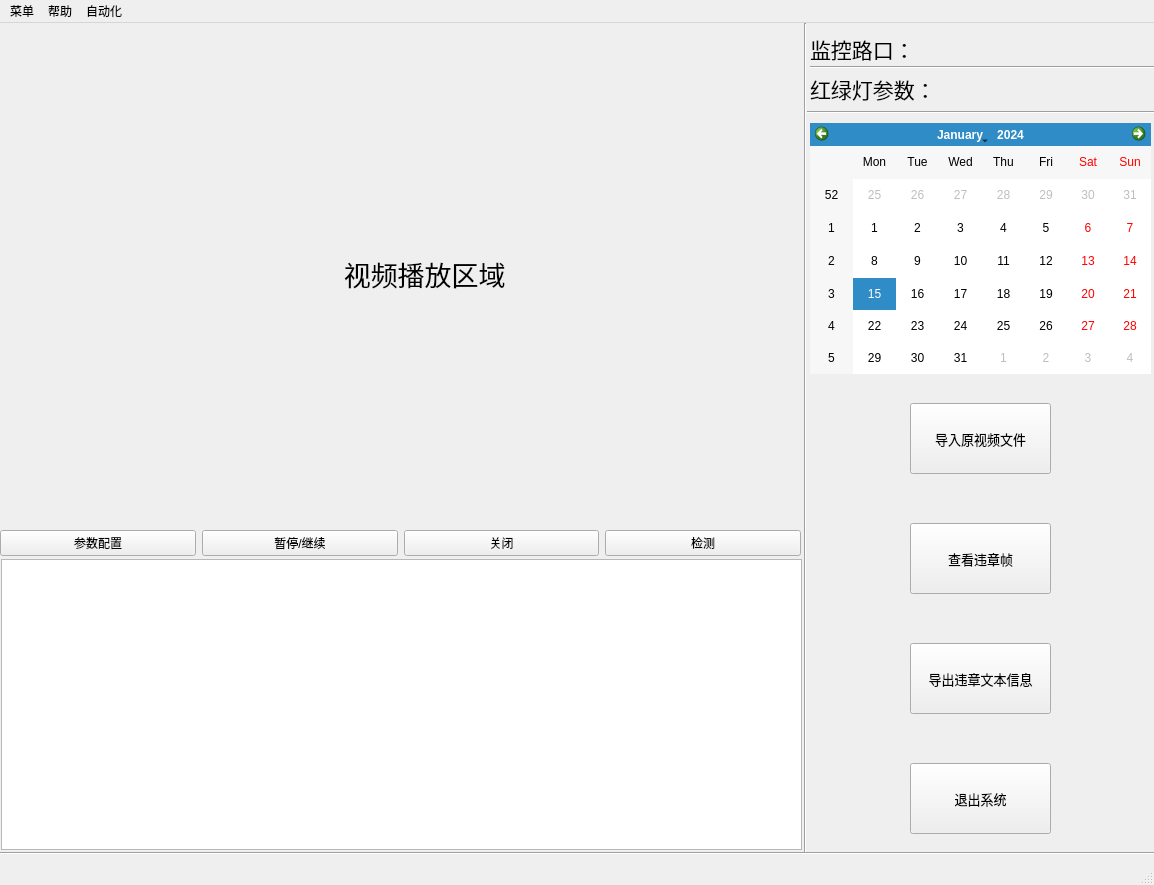
Before: the Qt Designer form gui/Main.ui in 31029/TrafficDetect, drawn with Qt 5.
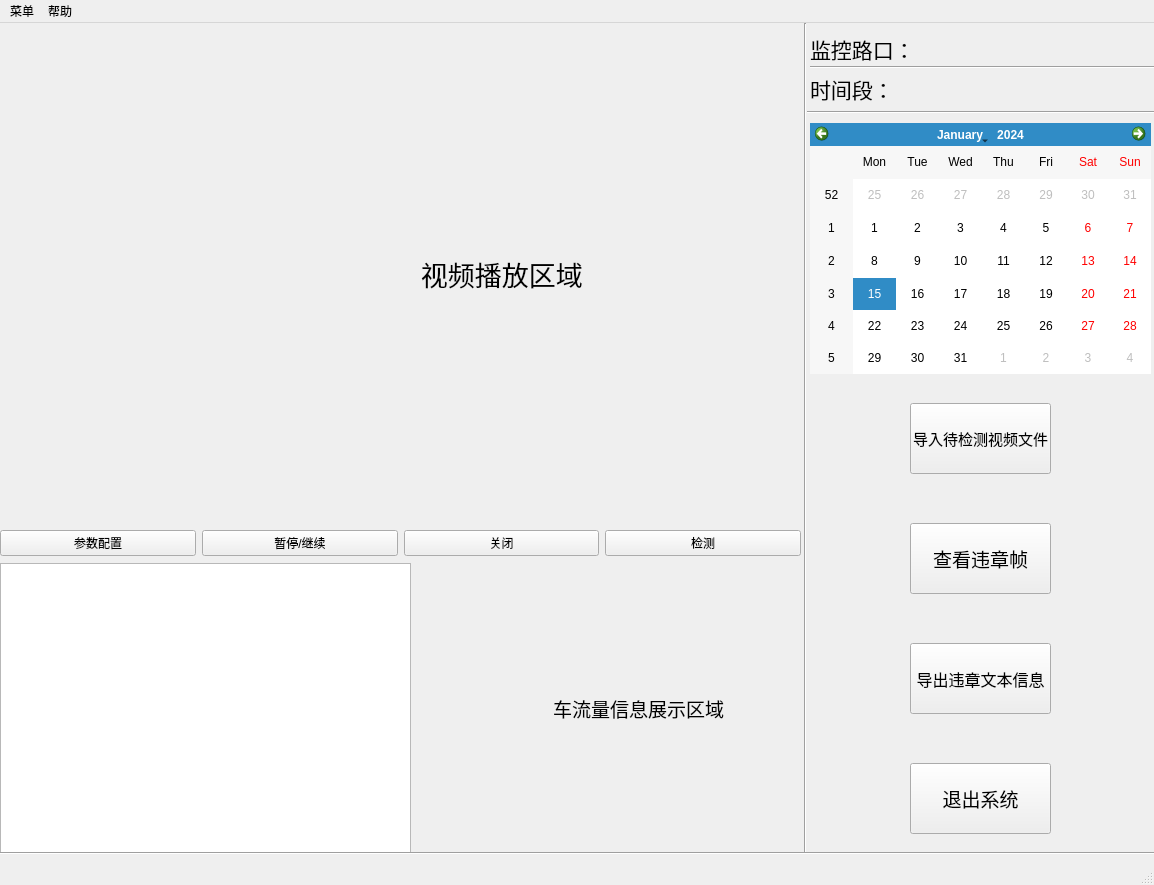
After: the same form once the commit is applied.

Commit message: 视频播放问题待解决

The edit to the form file:
```diff
--- a/gui/Main.ui
+++ b/gui/Main.ui
@@ -67,7 +67,7 @@
      </font>
     </property>
     <property name="text">
-     <string>                                                 视频播放区域</string>
+     <string>                                                            视频播放区域</string>
     </property>
     <property name="textFormat">
      <enum>Qt::AutoText</enum>
@@ -76,16 +76,16 @@
    <widget class="QTableView" name="tableView">
     <property name="geometry">
      <rect>
-      <x>1</x>
-      <y>536</y>
-      <width>801</width>
+      <x>0</x>
+      <y>540</y>
+      <width>411</width>
       <height>291</height>
      </rect>
     </property>
     <property name="minimumSize">
      <size>
-      <width>721</width>
-      <height>281</height>
+      <width>0</width>
+      <height>0</height>
      </size>
     </property>
     <attribute name="horizontalHeaderShowSortIndicator" stdset="0">
@@ -97,7 +97,7 @@
      <rect>
       <x>810</x>
       <y>10</y>
-      <width>131</width>
+      <width>111</width>
       <height>31</height>
      </rect>
     </property>
@@ -242,11 +242,11 @@
     <property name="font">
      <font>
       <family>Agency FB</family>
-      <pointsize>10</pointsize>
+      <pointsize>11</pointsize>
      </font>
     </property>
     <property name="text">
-     <string>导入原视频文件</string>
+     <string>导入待检测视频文件</string>
     </property>
    </widget>
    <widget class="QPushButton" name="Button_imgout">
@@ -273,7 +273,7 @@
     <property name="font">
      <font>
       <family>Agency FB</family>
-      <pointsize>10</pointsize>
+      <pointsize>14</pointsize>
      </font>
     </property>
     <property name="text">
@@ -304,7 +304,7 @@
     <property name="font">
      <font>
       <family>Agency FB</family>
-      <pointsize>10</pointsize>
+      <pointsize>12</pointsize>
      </font>
     </property>
     <property name="text">
@@ -335,7 +335,7 @@
     <property name="font">
      <font>
       <family>Agency FB</family>
-      <pointsize>10</pointsize>
+      <pointsize>14</pointsize>
      </font>
     </property>
     <property name="text">
@@ -347,7 +347,7 @@
      <rect>
       <x>810</x>
       <y>50</y>
-      <width>151</width>
+      <width>81</width>
       <height>31</height>
      </rect>
     </property>
@@ -358,15 +358,15 @@
      </font>
     </property>
     <property name="text">
-     <string>红绿灯参数：</string>
+     <string>时间段：</string>
     </property>
    </widget>
    <widget class="QLabel" name="label_ligh_text">
     <property name="geometry">
      <rect>
-      <x>980</x>
+      <x>900</x>
       <y>50</y>
-      <width>181</width>
+      <width>251</width>
       <height>31</height>
      </rect>
     </property>
@@ -406,6 +406,25 @@
      <enum>Qt::Horizontal</enum>
     </property>
    </widget>
+   <widget class="QLabel" name="label_roadinfo">
+    <property name="geometry">
+     <rect>
+      <x>410</x>
+      <y>540</y>
+      <width>391</width>
+      <height>291</height>
+     </rect>
+    </property>
+    <property name="font">
+     <font>
+      <family>Agency FB</family>
+      <pointsize>14</pointsize>
+     </font>
+    </property>
+    <property name="text">
+     <string>                             车流量信息展示区域</string>
+    </property>
+   </widget>
   </widget>
   <widget class="QMenuBar" name="menubar">
    <property name="geometry">
@@ -413,10 +432,15 @@
      <x>0</x>
      <y>0</y>
      <width>1154</width>
-     <height>26</height>
+     <height>23</height>
     </rect>
    </property>
    <widget class="QMenu" name="menu">
+    <property name="font">
+     <font>
+      <pointsize>12</pointsize>
+     </font>
+    </property>
     <property name="title">
      <string>菜单</string>
     </property>
@@ -433,15 +457,8 @@
     </property>
     <addaction name="actionHelp"/>
    </widget>
-   <widget class="QMenu" name="menu_2">
-    <property name="title">
-     <string>自动化</string>
-    </property>
-    <addaction name="actionZidonghua"/>
-   </widget>
    <addaction name="menu"/>
    <addaction name="menu_helper"/>
-   <addaction name="menu_2"/>
   </widget>
   <widget class="QStatusBar" name="statusbar"/>
   <action name="actionDelet_existdata">
```
Left out of the diff: 29 changed lines with no effect on the pictures. The commit also changes 7 other files.
